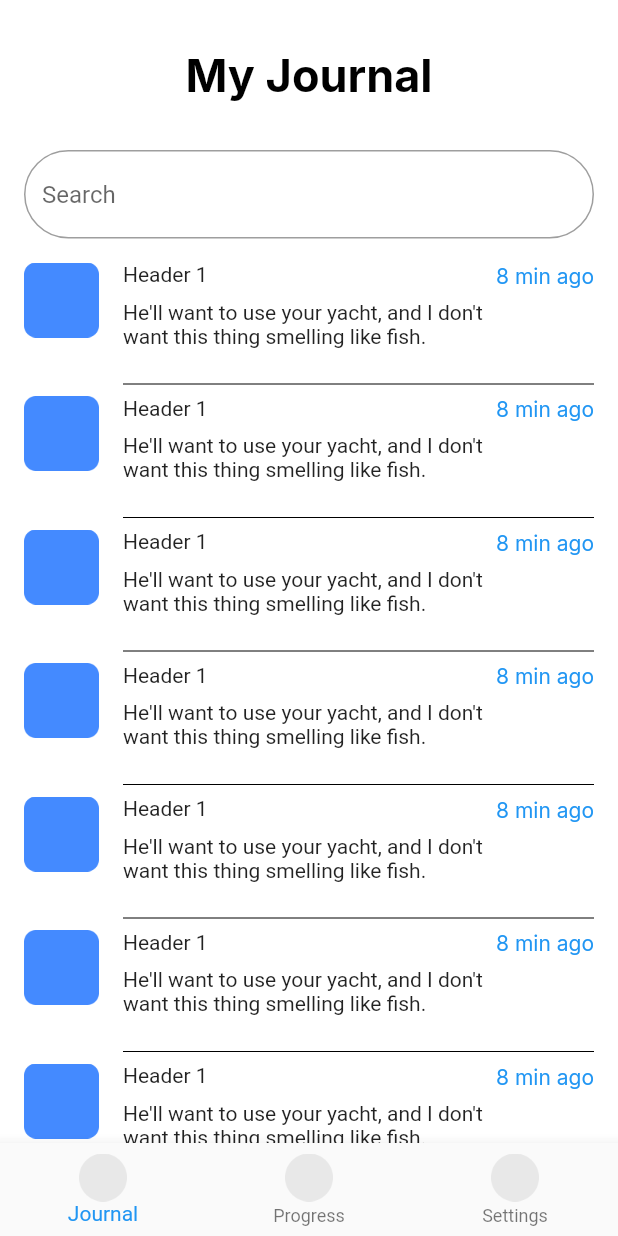
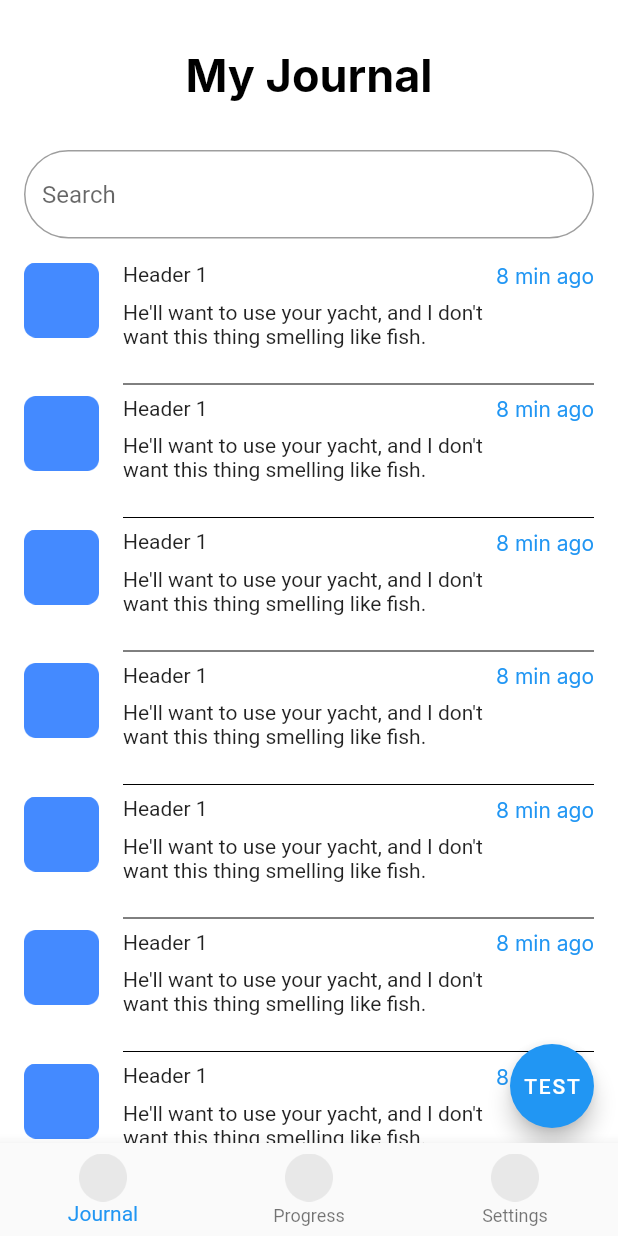
Before and after one commit to agunghanifan/Project_Nyemplung, a Flutter app: the HomePage screen opened directly, on a phone screen of 412 x 824 dp. Run offline on Flutter 3.47's test engine with Material 2 defaults, Android fonts, the phone set to English and light mode, and no system bars; our stand-ins replace google_fonts.

Commit message:
add floatinActionButton inside listView on home_page

```diff
--- a/wontfail/lib/pages/home_page.dart
+++ b/wontfail/lib/pages/home_page.dart
@@ -51,13 +51,44 @@ class _HomePageState extends State<HomePage> {
                 height: 16,
               ),
               Expanded(
-                child: ListView.builder(
-                  itemCount: 10,
-                  itemBuilder: (context, index) => InkWell(
-                      onTap: () {
-                        print('enter contentHomeWidget!');
-                      },
-                      child: const ContentHomeWidget()),
+                child: Stack(
+                  alignment: Alignment.bottomRight,
+                  children: [
+                    Column(
+                      children: [
+                        Expanded(
+                          child: ListView.builder(
+                            itemCount: 10,
+                            itemBuilder: (context, index) {
+                              return InkWell(
+                                  onTap: () {
+                                    print('enter contentHomeWidget!');
+                                  },
+                                  child: Column(
+                                    children: [
+                                      const ContentHomeWidget(),
+                                      index == 9
+                                          ? const SizedBox(
+                                              height: 70,
+                                            )
+                                          : const SizedBox()
+                                    ],
+                                  ));
+                            },
+                          ),
+                        ),
+                      ],
+                    ),
+                    Padding(
+                      padding: const EdgeInsets.symmetric(vertical: 10),
+                      child: FloatingActionButton(
+                        onPressed: () {
+                          print('button floating');
+                        },
+                        child: const Text('TEST'),
+                      ),
+                    ),
+                  ],
                 ),
               ),
             ],
```
